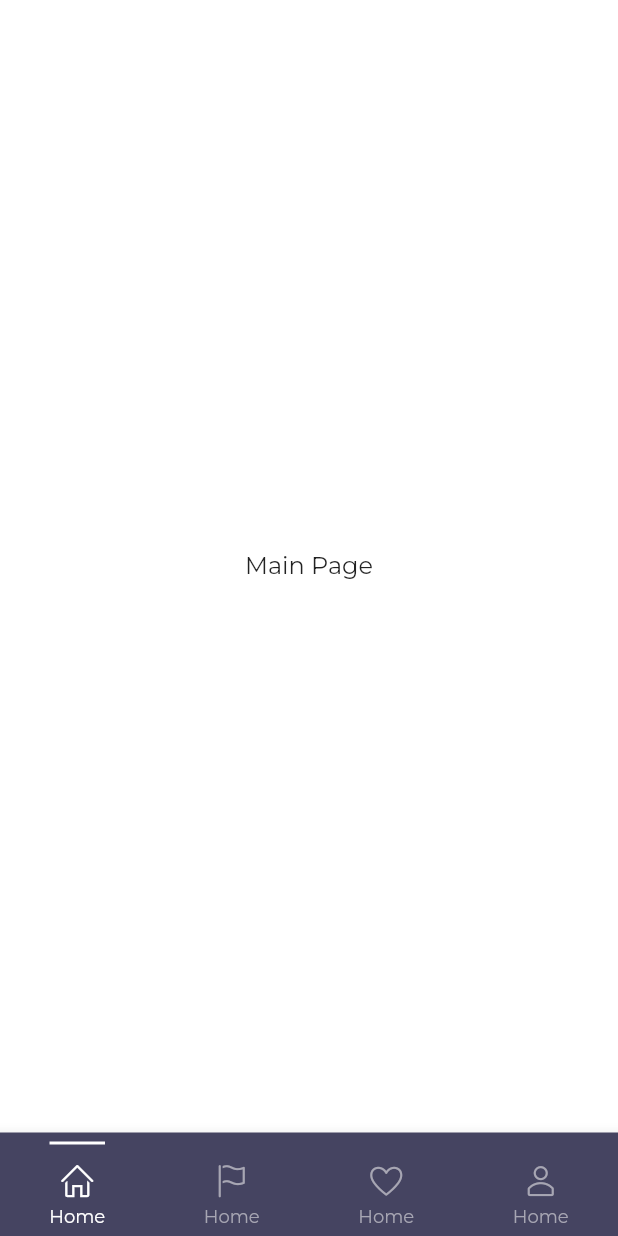
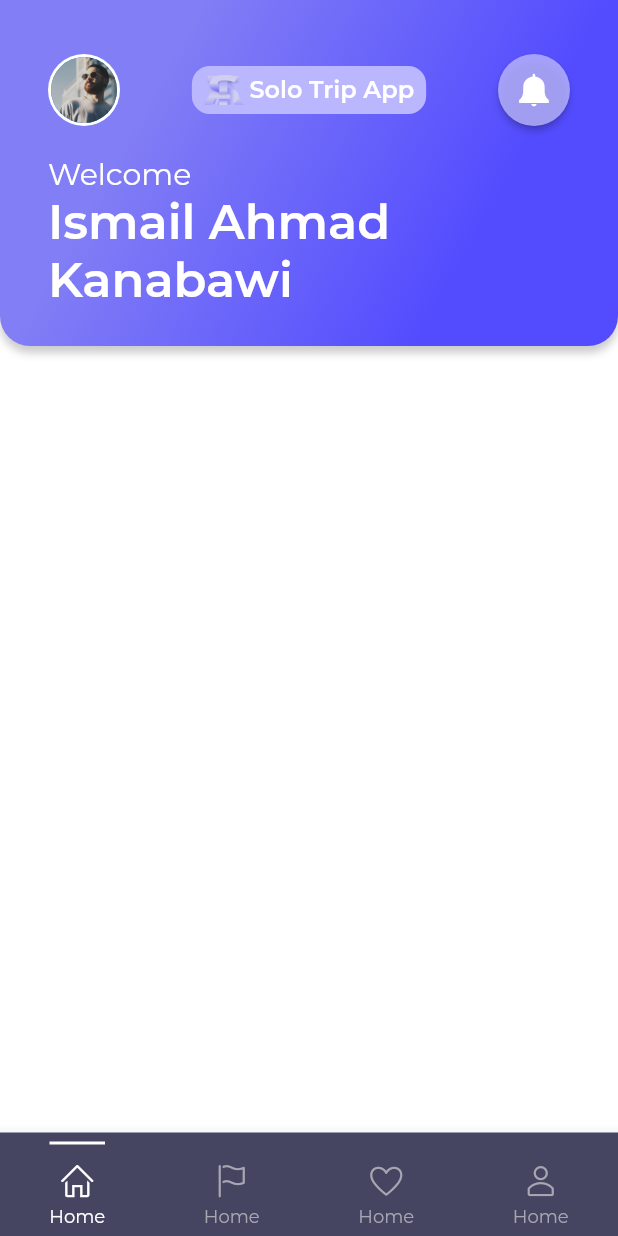
Before and after one commit to mmukramm/solo_trip_app, a Flutter app: the screen it shows after launch, on a phone screen of 412 x 824 dp. Run offline on Flutter 3.47's test engine with Material 2 defaults, Android fonts, the phone set to English and light mode, and no system bars; our stand-ins replace flutter_svg.

Commit message:
feat: add all screen and finish the header of home screen

```diff
--- /dev/null
+++ b/lib/presentation/ui/country_list_screen.dart
@@ -0,0 +1,14 @@
+import 'package:flutter/material.dart';
+import 'package:flutter/src/widgets/framework.dart';
+import 'package:flutter/src/widgets/placeholder.dart';
+
+class CountryListScreen extends StatelessWidget {
+  const CountryListScreen({super.key});
+
+  @override
+  Widget build(BuildContext context) {
+    return const Center(
+      child: Text("Contry List Screen"),
+    );
+  }
+}
--- /dev/null
+++ b/lib/presentation/ui/favorite_country_screen.dart
@@ -0,0 +1,14 @@
+import 'package:flutter/material.dart';
+import 'package:flutter/src/widgets/framework.dart';
+import 'package:flutter/src/widgets/placeholder.dart';
+
+class FavoriteCountryScreen extends StatelessWidget {
+  const FavoriteCountryScreen({super.key});
+
+  @override
+  Widget build(BuildContext context) {
+    return const Center(
+      child: Text("Favorite Country Screen"),
+    );
+  }
+}
--- /dev/null
+++ b/lib/presentation/ui/home_screen.dart
@@ -0,0 +1,129 @@
+import 'package:flutter/material.dart';
+import 'package:flutter/src/widgets/framework.dart';
+import 'package:flutter/src/widgets/placeholder.dart';
+import 'package:flutter_svg/flutter_svg.dart';
+import 'package:solo_trip_app/common/colors_theme.dart';
+import 'package:solo_trip_app/custom_icon.dart';
+import 'package:solo_trip_app/helpers/app_size.dart';
+
+class HomeScreen extends StatelessWidget {
+  const HomeScreen({super.key});
+
+  @override
+  Widget build(BuildContext context) {
+    return SafeArea(
+      child: Column(
+        crossAxisAlignment: CrossAxisAlignment.stretch,
+        children: [
+          Container(
+            padding: const EdgeInsets.only(right: 32, left: 32, top: 36),
+            height: AppSize.deviceHeight(context) * .28,
+            decoration: BoxDecoration(
+                borderRadius: const BorderRadius.vertical(
+                  bottom: Radius.circular(20.0),
+                ),
+                gradient: primaryGradient,
+                boxShadow: [
+                  BoxShadow(
+                    color: Colors.black.withOpacity(.2),
+                    blurRadius: 4,
+                    offset: const Offset(0, 4),
+                  ),
+                ]),
+            child: Column(
+              children: [
+                Row(
+                  mainAxisAlignment: MainAxisAlignment.spaceBetween,
+                  children: [
+                    CircleAvatar(
+                      radius: 24,
+                      backgroundColor: primaryLightBackgroundColor,
+                      child: const CircleAvatar(
+                        radius: 22,
+                        backgroundImage:
+                            AssetImage("assets/images/profile.jpg"),
+                      ),
+                    ),
+                    Container(
+                      padding: const EdgeInsets.symmetric(
+                        horizontal: 8,
+                        vertical: 6,
+                      ),
+                      decoration: BoxDecoration(
+                        color: secondaryColor,
+                        borderRadius: const BorderRadius.all(
+                          Radius.circular(12.0),
+                        ),
+                      ),
+                      child: Row(
+                        children: [
+                          Container(
+                            height: 20,
+                            child: Image.asset(
+                              "assets/images/Logo.png",
+                            ),
+                          ),
+                          const SizedBox(
+                            width: 4,
+                          ),
+                          Text(
+                            "Solo Trip App",
+                            style: Theme.of(context)
+                                .textTheme
+                                .headlineMedium!
+                                .copyWith(
+                                  color: primaryLightBackgroundColor,
+                                ),
+                          ),
+                        ],
+                      ),
+                    ),
+                    SizedBox(
+                      height: 48,
+                      width: 48,
+                      child: ElevatedButton(
+                        onPressed: () {},
+                        style: ElevatedButton.styleFrom(
+                          backgroundColor: secondaryColor.withOpacity(.8),
+                          padding: const EdgeInsets.all(8.0),
+                          shape: RoundedRectangleBorder(
+                            borderRadius: BorderRadius.circular(32),
+                          ),
+                        ),
+                        child: SvgPicture.asset(
+                          "assets/icons/bell-solid.svg",
+                          height: 24,
+                          width: 24,
+                          color: primaryLightBackgroundColor,
+                        ),
+                      ),
+                    ),
+                  ],
+                ),
+                const SizedBox(
+                  height: 20,
+                ),
+                RichText(
+                  text: TextSpan(
+                      style: Theme.of(context)
+                          .textTheme
+                          .bodyLarge!
+                          .copyWith(color: primaryLightBackgroundColor),
+                      children: [
+                        const TextSpan(text: "Welcome"),
+                        TextSpan(
+                            text: "\nIsmail Ahmad Kanabawi",
+                            style: Theme.of(context)
+                                .textTheme
+                                .displayLarge!
+                                .copyWith(color: primaryLightBackgroundColor))
+                      ]),
+                )
+              ],
+            ),
+          )
+        ],
+      ),
+    );
+  }
+}
--- a/lib/presentation/ui/landing_page.dart
+++ b/lib/presentation/ui/landing_page.dart
@@ -28,7 +28,6 @@ class _LandingPageState extends State<LandingPage> {
   final PageController _pageController = PageController(initialPage: 0);
 
   void _lineIndicatorController() {
-    print(_currentPage);
     if (_currentPage == 0) {
       lineIndicatorAlignment = MainAxisAlignment.end;
       lineIndicatorBorderRadius = BorderRadius.only(
--- a/lib/presentation/ui/main_page.dart
+++ b/lib/presentation/ui/main_page.dart
@@ -4,6 +4,10 @@ import 'package:flutter/src/widgets/placeholder.dart';
 import 'package:flutter_svg/flutter_svg.dart';
 import 'package:solo_trip_app/common/colors_theme.dart';
 import 'package:solo_trip_app/custom_icon.dart';
+import 'package:solo_trip_app/presentation/ui/country_list_screen.dart';
+import 'package:solo_trip_app/presentation/ui/favorite_country_screen.dart';
+import 'package:solo_trip_app/presentation/ui/home_screen.dart';
+import 'package:solo_trip_app/presentation/ui/profile_screen.dart';
 
 class MainPage extends StatefulWidget {
   const MainPage({super.key});
@@ -13,14 +17,19 @@ class MainPage extends StatefulWidget {
 }
 
 class _MainPageState extends State<MainPage> {
+  List pages = [
+    HomeScreen(),
+    CountryListScreen(),
+    FavoriteCountryScreen(),
+    ProfileScreen()
+  ];
+
   int _currentIndexMenu = 0;
 
   @override
   Widget build(BuildContext context) {
     return Scaffold(
-      body: const Center(
-        child: Text("Main Page"),
-      ),
+      body: pages[_currentIndexMenu],
       bottomNavigationBar: BottomNavigationBar(
           selectedItemColor: primaryLightBackgroundColor,
           unselectedItemColor: darkGreyColor,
--- /dev/null
+++ b/lib/presentation/ui/profile_screen.dart
@@ -0,0 +1,14 @@
+import 'package:flutter/material.dart';
+import 'package:flutter/src/widgets/framework.dart';
+import 'package:flutter/src/widgets/placeholder.dart';
+
+class ProfileScreen extends StatelessWidget {
+  const ProfileScreen({super.key});
+
+  @override
+  Widget build(BuildContext context) {
+    return const Center(
+      child: Text("Profile Screen"),
+    );
+  }
+}
```
